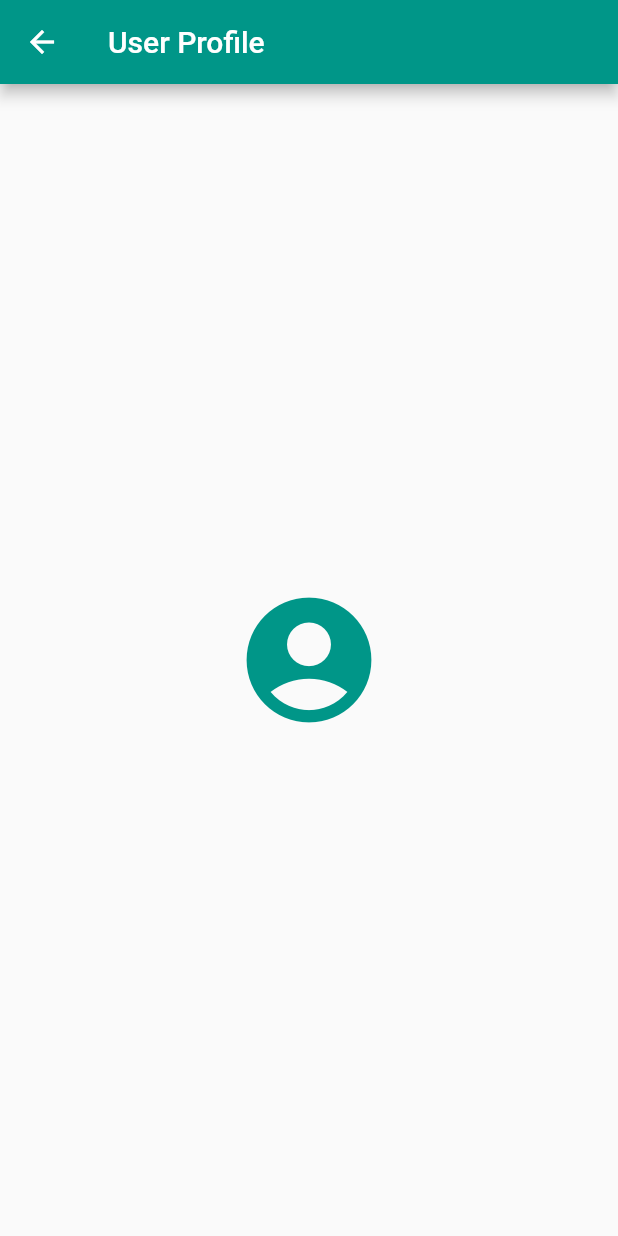
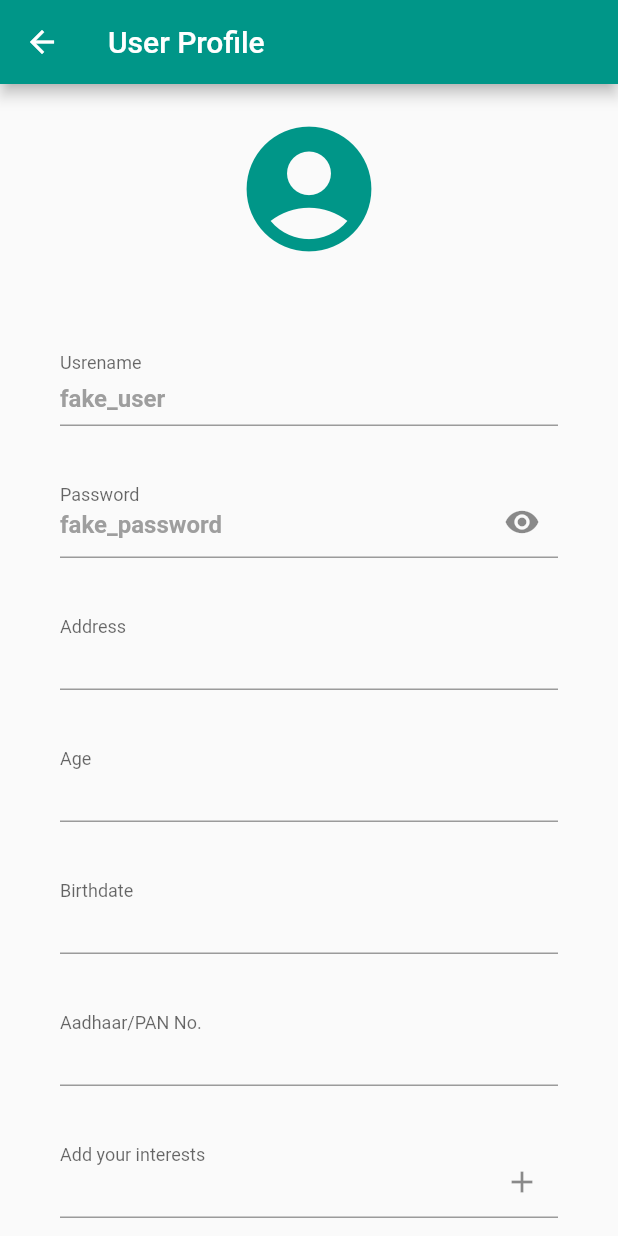
Before and after one commit to Abhi02-pro/meetup_events, a Flutter app: the UserProfile screen opened directly, on a phone screen of 412 x 824 dp. Run offline on Flutter 3.47's test engine with Material 2 defaults, Android fonts, the phone set to English and light mode, and no system bars; our stand-ins replace flutter_spinkit, shared_preferences; missing offline and left inert: flutter_barcode_scanner; accounts and stored records are empty; network calls fail.

Commit message:
QR code scanner and user profile page implemented

```diff
--- a/lib/models/events.dart
+++ b/lib/models/events.dart
@@ -7,40 +7,40 @@ class Events{
       date: "21 Jan 2023",
       description: "Lorem ipsum dolor sit amet, consectetur adipiscing elit, sed do eiusmod tempor incididunt ut labore et dolore magna aliqua. Etiam erat velit scelerisque in dictum non consectetur a. In eu mi bibendum neque egestas.",
       location: "Mumbai, Maharashtra",
-      poster: "./images/meetup_splash.jpg",
+      poster: "https://cdn.wedevs.com/uploads/2015/08/Meetup.jpg",
       speaker: "Mr. Rajat Kumar",
       time: "7:00pm-8:30pm",
-      title: "Rhoncus dolor purus non enim",
+      title: "TedTalk - Engineering As A Career",
     ),
     Event(
       id: "e2",
       date: "12 Oct 2022",
       description: "Nunc non blandit massa enim nec dui nunc mattis enim. Fringilla urna porttitor rhoncus dolor purus non enim. Massa id neque aliquam vestibulum morbi blandit cursus risus at. Aenean euismod elementum nisi quis eleifend quam.",
       location: "Kolkata, West Bengal",
-      poster: "./images/meetup_splash_1.jpg",
+      poster: "https://cdn.wedevs.com/uploads/2015/08/Meetup.jpg",
       speaker: "Mrs. Geeta Joshi",
       time: "11:00am-12:00pm",
-      title: "Id diam maecenas ultricies mi eget",
+      title: "Seminar - Future in Android Development",
     ),
     Event(
       id: "e3",
       date: "2 Nov 2022",
       description: "Nullam vehicula ipsum a arcu cursus vitae congue mauris rhoncus. Ac placerat vestibulum lectus mauris ultrices eros in cursus. Et egestas quis ipsum suspendisse ultrices gravida dictum fusce.",
       location: "Chennai, Tamil Nadu",
-      poster: "./images/meetup_splash_2.jpg",
+      poster: "https://cdn.wedevs.com/uploads/2015/08/Meetup.jpg",
       speaker: "Mr. Bablu Shah",
       time: "9:00am-11:30am",
-      title: "Orci ac auctor augue mauris",
+      title: "Seminar - Opportunities for the fresshers",
     ),
     Event(
       id: "e4",
       date: "19 Dec 2022",
       description: "Pharetra et ultrices neque ornare aenean euismod elementum nisi quis. In hac habitasse platea dictumst quisque sagittis purus. Nulla facilisi nullam vehicula ipsum a arcu. Sit amet commodo nulla facilisi nullam.",
       location: "Banglore, Karnataka",
-      poster: "./images/meetup_splash_3.jpg",
+      poster: "https://cdn.wedevs.com/uploads/2015/08/Meetup.jpg",
       speaker: "Mr. Jagjeevan Goswami",
       time: "9:00pm-10:00pm",
-      title: "Integer quis auctor elit sed",
+      title: "Seminar - Agricultural Advancement",
     ),
   ];
 
--- a/lib/screens/event_detail_screen.dart
+++ b/lib/screens/event_detail_screen.dart
@@ -20,12 +20,12 @@ class EventDetails extends StatelessWidget {
               height: 200,
               color: Colors.black12,
               width: double.infinity,
-              child: Image.asset(event.poster, fit: BoxFit.cover),
+              child: Image.network(event.poster, fit: BoxFit.cover),
             ),
             Container(
               width: double.infinity,
               color: Colors.black12,
-              padding: EdgeInsets.all(10.0),
+              padding: EdgeInsets.all(15.0),
               child: Text(event.title, style: Theme.of(context).textTheme.bodyMedium?.copyWith(color: Theme.of(context).primaryColorDark),softWrap: true,),
             ),
             Container(
--- a/lib/screens/user_profile_screen.dart
+++ b/lib/screens/user_profile_screen.dart
@@ -1,25 +1,120 @@
 import 'package:flutter/material.dart';
 
-class UserProfile extends StatelessWidget{
+class UserProfile extends StatefulWidget {
+  @override
+  State<UserProfile> createState() => _UserProfileState();
+}
+
+class _UserProfileState extends State<UserProfile> {
+  bool isObscurePassword = true;
+  List<String> userInterest = [];
+  var interestController = TextEditingController();
+
   @override
   Widget build(BuildContext context) {
     return Scaffold(
-      appBar: AppBar(
-        title: Text("User Profile")
-      ),
-      body: Container(
+      appBar: AppBar(title: Text("User Profile")),
+      body: SingleChildScrollView(
+        child: Container(
           alignment: Alignment.center,
           child: Padding(
             padding: const EdgeInsets.symmetric(horizontal: 20),
             child: Column(
               mainAxisAlignment: MainAxisAlignment.center,
               children: [
-              Icon(Icons.account_circle, size: 100, color: Theme.of(context).primaryColor,)
+                Padding(
+                  padding: const EdgeInsets.all(20.0),
+                  child: Icon(
+                    Icons.account_circle,
+                    size: 100,
+                    color: Theme.of(context).primaryColor,
+                  ),
+                ),
+                SizedBox(
+                  height: 20,
+                ),
+                BuildTextField("Usrename", "fake_user", false),
+                BuildTextField("Password", "fake_password", true),
+                BuildTextField("Address", "", false),
+                BuildTextField("Age", "", false),
+                BuildTextField("Birthdate", "", false),
+                BuildTextField("Aadhaar/PAN No.", "", false),
+                Padding(
+                  padding: const EdgeInsets.all(20.0),
+                  child: TextField(
+                    controller: interestController,
+                    decoration: InputDecoration(
+                      suffixIcon: IconButton(
+                          onPressed: () {
+                            setState(() {
+                              userInterest.add(interestController.text);
+                              interestController.clear();
+                            });
+                          },
+                          icon: Icon(Icons.add)),
+                      contentPadding: EdgeInsets.only(bottom: 5),
+                      labelText: "Add your interests",
+                      floatingLabelBehavior: FloatingLabelBehavior.always,
+                    ),
+                  ),
+                ),
+                // Container(
+                //   child: Text(
+                //     "${userInterest.map((e) => e.toString()).toList()}"
+                //   ),
+                // )
+                Padding(
+                  padding: const EdgeInsets.all(20.0),
+                  child: Container(
+                    child: Wrap(
+                        children: userInterest
+                            .map(
+                              (interest) =>
+                                  Padding(
+                                    padding: const EdgeInsets.symmetric(horizontal: 5),
+                                    child: Chip(
+                                        label: Text(interest.toString(), style: Theme.of(context).textTheme.bodySmall,),
+                                      padding: EdgeInsets.symmetric(horizontal: 5, vertical: 2),
+                                      backgroundColor: Theme.of(context).primaryColorLight,
+                                    ),
+                                  ),
+                            )
+                            .toList()),
+                  ),
+                )
               ],
+            ),
           ),
         ),
       ),
     );
   }
 
+  Widget BuildTextField(
+      String labelText, String placeholder, bool isPasswordTextField) {
+    return Padding(
+      padding: EdgeInsets.all(20),
+      child: TextField(
+        obscureText: isPasswordTextField ? isObscurePassword : false,
+        decoration: InputDecoration(
+            suffixIcon: isPasswordTextField
+                ? IconButton(
+                    onPressed: () {
+                      setState(() {
+                        isObscurePassword = !isObscurePassword;
+                      });
+                    },
+                    icon: Icon(isObscurePassword
+                        ? Icons.visibility
+                        : Icons.visibility_off))
+                : null,
+            contentPadding: EdgeInsets.only(bottom: 5),
+            labelText: labelText,
+            floatingLabelBehavior: FloatingLabelBehavior.always,
+            hintText: placeholder,
+            hintStyle: TextStyle(
+                fontSize: 16, fontWeight: FontWeight.bold, color: Colors.grey)),
+      ),
+    );
   }
+}
--- a/pubspec.yaml
+++ b/pubspec.yaml
@@ -39,6 +39,9 @@ dependencies:
 
   #shared preferences
   shared_preferences: ^2.0.17
+
+  #qr_code_scanner
+  flutter_barcode_scanner: ^2.0.0
 
 dev_dependencies:
   flutter_test:
```
Also changed, not shown: lib/event_list_tile.dart (+9 -7 lines), lib/screens/all_events_screen.dart (+60 -9 lines), pubspec.lock. Lines whose indentation alone changed are shown as unchanged.
